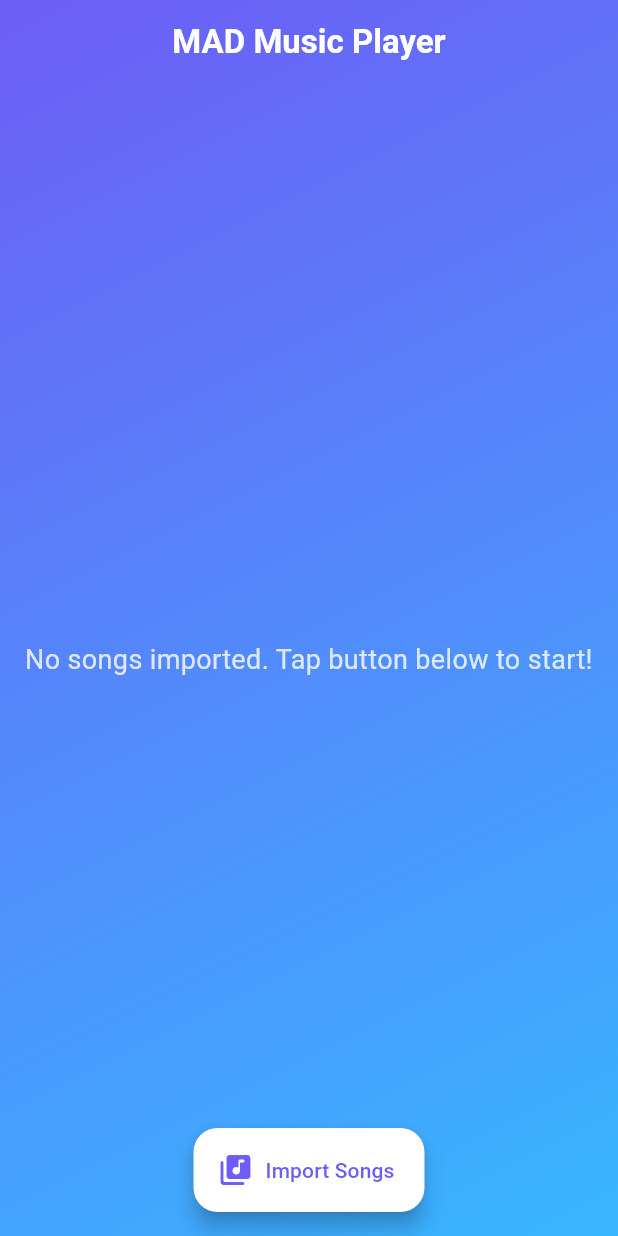
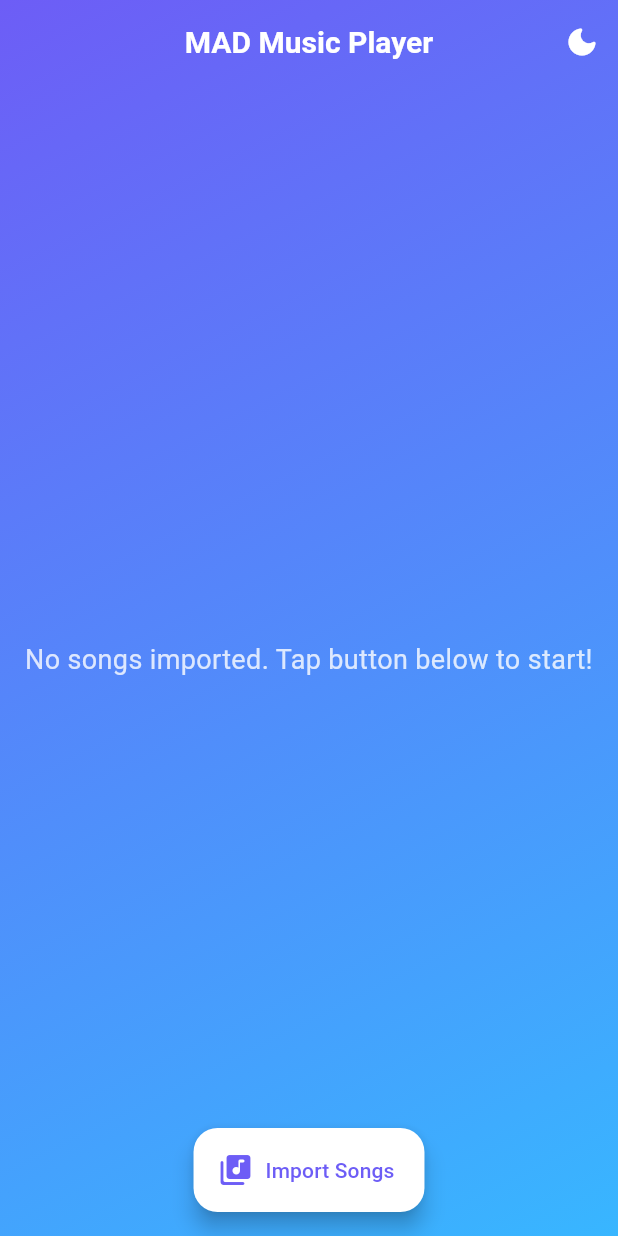
Before and after one commit to shahaarya465/MAD-Music-Player, a Flutter app: the screen it shows after launch, on a phone screen of 412 x 824 dp. Run offline on Flutter 3.47's test engine with Material 3 defaults, Android fonts, the light colour scheme and no system bars; our stand-ins replace audioplayers, file_picker, shared_preferences; missing offline and left inert: flutter_media_metadata.

Commit message:
Theme Change functionality

```diff
--- a/lib/main.dart
+++ b/lib/main.dart
@@ -1,8 +1,13 @@
 import 'package:flutter/material.dart';
-import 'music_player_screen.dart'; // Import the new screen file
+import 'package:provider/provider.dart';
+import 'music_player_screen.dart';
+import 'theme.dart';
+import 'theme_manager.dart';
 
 void main() {
-  runApp(const MyApp());
+  runApp(
+    ChangeNotifierProvider(create: (_) => ThemeManager(), child: const MyApp()),
+  );
 }
 
 class MyApp extends StatelessWidget {
@@ -10,13 +15,17 @@ class MyApp extends StatelessWidget {
 
   @override
   Widget build(BuildContext context) {
-    return MaterialApp(
-      title: 'MAD Music Player',
-      theme: ThemeData(
-        primarySwatch: Colors.blue,
-        visualDensity: VisualDensity.adaptivePlatformDensity,
-      ),
-      home: const MusicPlayerScreen(), // This now refers to the imported widget
+    // Consumer widget listens to ThemeManager changes
+    return Consumer<ThemeManager>(
+      builder: (context, themeManager, child) {
+        return MaterialApp(
+          title: 'MAD Music Player',
+          theme: AppThemes.lightTheme, // Set the light theme
+          darkTheme: AppThemes.darkTheme, // Set the dark theme
+          themeMode: themeManager.themeMode, // Control which theme is active
+          home: const MusicPlayerScreen(),
+        );
+      },
     );
   }
 }
--- a/lib/music_player_screen.dart
+++ b/lib/music_player_screen.dart
@@ -6,9 +6,11 @@ import 'package:file_picker/file_picker.dart';
 import 'package:path/path.dart' as p;
 import 'package:flutter_media_metadata/flutter_media_metadata.dart';
 import 'package:shared_preferences/shared_preferences.dart';
+import 'package:provider/provider.dart';
 
 import 'song_list_widget.dart';
 import 'mini_player.dart';
+import 'theme_manager.dart';
 
 class MusicPlayerScreen extends StatefulWidget {
   const MusicPlayerScreen({super.key});
@@ -29,10 +31,7 @@ class _MusicPlayerScreenState extends State<MusicPlayerScreen> {
   @override
   void initState() {
     super.initState();
-
-    // NEW: Load the saved playlist when the app starts
     _loadPlaylist();
-
     _audioPlayer.onPlayerStateChanged.listen((state) {
       if (mounted) {
         setState(() {
@@ -40,7 +39,6 @@ class _MusicPlayerScreenState extends State<MusicPlayerScreen> {
         });
       }
     });
-
     _audioPlayer.onDurationChanged.listen((newDuration) {
       if (mounted) {
         setState(() {
@@ -48,7 +46,6 @@ class _MusicPlayerScreenState extends State<MusicPlayerScreen> {
         });
       }
     });
-
     _audioPlayer.onPositionChanged.listen((newPosition) {
       if (mounted) {
         setState(() {
@@ -58,7 +55,6 @@ class _MusicPlayerScreenState extends State<MusicPlayerScreen> {
     });
   }
 
-  // NEW: Function to save the current playlist and index
   Future<void> _savePlaylist() async {
     final prefs = await SharedPreferences.getInstance();
     await prefs.setStringList('song_paths', _songPaths);
@@ -66,13 +62,11 @@ class _MusicPlayerScreenState extends State<MusicPlayerScreen> {
     await prefs.setInt('last_index', _currentSongIndex ?? -1);
   }
 
-  // NEW: Function to load the saved playlist and index
   Future<void> _loadPlaylist() async {
     final prefs = await SharedPreferences.getInstance();
     final paths = prefs.getStringList('song_paths');
     final titles = prefs.getStringList('song_titles');
     final lastIndex = prefs.getInt('last_index');
-
     if (paths != null && titles != null) {
       setState(() {
         _songPaths = paths;
@@ -95,7 +89,6 @@ class _MusicPlayerScreenState extends State<MusicPlayerScreen> {
       type: FileType.audio,
       allowMultiple: true,
     );
-
     if (result != null && result.files.isNotEmpty) {
       List<String> selectedPaths = result.files.map((f) => f.path!).toList();
       List<String> newPaths = selectedPaths
@@ -131,7 +124,6 @@ class _MusicPlayerScreenState extends State<MusicPlayerScreen> {
             _play(_currentSongIndex!);
           }
         });
-        // NEW: Save after adding new songs
         _savePlaylist();
       }
     }
@@ -144,7 +136,6 @@ class _MusicPlayerScreenState extends State<MusicPlayerScreen> {
         setState(() {
           _currentSongIndex = index;
         });
-        // NEW: Save the new index when a song starts playing
         _savePlaylist();
       }
     }
@@ -203,23 +194,36 @@ class _MusicPlayerScreenState extends State<MusicPlayerScreen> {
 
   @override
   Widget build(BuildContext context) {
+    // NEW: Get the ThemeManager from the provider
+    final themeManager = Provider.of<ThemeManager>(context);
+
+    // NEW: Define gradients for light and dark mode
+    final lightGradient = [const Color(0xFF6D5DF6), const Color(0xFF38B6FF)];
+    final darkGradient = [const Color(0xFF232A4E), const Color(0xFF171925)];
+
     return Scaffold(
       extendBodyBehindAppBar: true,
       appBar: AppBar(
-        backgroundColor: Colors.transparent,
-        elevation: 0,
-        title: const Text(
-          'MAD Music Player',
-          style: TextStyle(fontWeight: FontWeight.bold, color: Colors.white),
-        ),
+        title: const Text('MAD Music Player'),
         centerTitle: true,
+        actions: [
+          // NEW: Theme toggle button
+          IconButton(
+            icon: Icon(
+              themeManager.themeMode == ThemeMode.dark
+                  ? Icons.light_mode_rounded
+                  : Icons.dark_mode_rounded,
+            ),
+            onPressed: () {
+              themeManager.toggleTheme();
+            },
+          ),
+        ],
       ),
       floatingActionButton: FloatingActionButton.extended(
         onPressed: _pickFile,
         label: const Text('Import Songs'),
         icon: const Icon(Icons.library_music_rounded),
-        backgroundColor: Colors.white,
-        foregroundColor: const Color(0xFF6D5DF6),
       ),
       floatingActionButtonLocation: FloatingActionButtonLocation.centerFloat,
       bottomNavigationBar: _currentSongIndex != null && _songTitles.isNotEmpty
@@ -248,11 +252,14 @@ class _MusicPlayerScreenState extends State<MusicPlayerScreen> {
       body: Container(
         width: double.infinity,
         height: double.infinity,
-        decoration: const BoxDecoration(
+        decoration: BoxDecoration(
+          // NEW: Dynamically change gradient based on theme
           gradient: LinearGradient(
             begin: Alignment.topLeft,
             end: Alignment.bottomRight,
-            colors: [Color(0xFF6D5DF6), Color(0xFF38B6FF)],
+            colors: themeManager.themeMode == ThemeMode.dark
+                ? darkGradient
+                : lightGradient,
           ),
         ),
         child: SafeArea(
@@ -268,7 +275,6 @@ class _MusicPlayerScreenState extends State<MusicPlayerScreen> {
               setState(() {
                 _songPaths.removeAt(index);
                 _songTitles.removeAt(index);
-
                 if (_songPaths.isEmpty) {
                   _currentSongIndex = null;
                   _audioPlayer.stop();
@@ -280,14 +286,12 @@ class _MusicPlayerScreenState extends State<MusicPlayerScreen> {
                   _currentSongIndex = _currentSongIndex! - 1;
                 }
               });
-              // NEW: Save after removing a song
               _savePlaylist();
             },
             onRename: (index, newName) {
               setState(() {
                 _songTitles[index] = newName;
               });
-              // NEW: Save after renaming a song
               _savePlaylist();
             },
           ),
--- /dev/null
+++ b/lib/theme.dart
@@ -0,0 +1,52 @@
+import 'package:flutter/material.dart';
+
+class AppThemes {
+  static final ThemeData lightTheme = ThemeData(
+    brightness: Brightness.light,
+    primaryColor: const Color(0xFF6D5DF6),
+    colorScheme: const ColorScheme.light(
+      primary: Color(0xFF6D5DF6),
+      secondary: Color(0xFF38B6FF),
+      onPrimary: Colors.white,
+    ),
+    appBarTheme: const AppBarTheme(
+      backgroundColor: Colors.transparent,
+      elevation: 0,
+      iconTheme: IconThemeData(color: Colors.white),
+      titleTextStyle: TextStyle(
+        fontWeight: FontWeight.bold,
+        color: Colors.white,
+        fontSize: 20,
+      ),
+    ),
+    floatingActionButtonTheme: const FloatingActionButtonThemeData(
+      backgroundColor: Colors.white,
+      foregroundColor: Color(0xFF6D5DF6),
+    ),
+  );
+
+  static final ThemeData darkTheme = ThemeData(
+    brightness: Brightness.dark,
+    primaryColor: const Color(0xFF8A7FF8),
+    scaffoldBackgroundColor: const Color(0xFF121212),
+    colorScheme: const ColorScheme.dark(
+      primary: Color(0xFF8A7FF8),
+      secondary: Color(0xFF5AB8FF),
+      onPrimary: Colors.black,
+    ),
+    appBarTheme: const AppBarTheme(
+      backgroundColor: Colors.transparent,
+      elevation: 0,
+      iconTheme: IconThemeData(color: Colors.white),
+      titleTextStyle: TextStyle(
+        fontWeight: FontWeight.bold,
+        color: Colors.white,
+        fontSize: 20,
+      ),
+    ),
+    floatingActionButtonTheme: const FloatingActionButtonThemeData(
+      backgroundColor: Color(0xFF1E1E1E),
+      foregroundColor: Color(0xFF8A7FF8),
+    ),
+  );
+}
--- /dev/null
+++ b/lib/theme_manager.dart
@@ -0,0 +1,27 @@
+import 'package:flutter/material.dart';
+import 'package:shared_preferences/shared_preferences.dart';
+
+class ThemeManager with ChangeNotifier {
+  ThemeMode _themeMode = ThemeMode.light;
+  ThemeMode get themeMode => _themeMode;
+
+  ThemeManager() {
+    _loadTheme();
+  }
+
+  Future<void> _loadTheme() async {
+    final prefs = await SharedPreferences.getInstance();
+    final isDarkMode = prefs.getBool('isDarkMode') ?? false;
+    _themeMode = isDarkMode ? ThemeMode.dark : ThemeMode.light;
+    notifyListeners();
+  }
+
+  Future<void> toggleTheme() async {
+    _themeMode = _themeMode == ThemeMode.light
+        ? ThemeMode.dark
+        : ThemeMode.light;
+    final prefs = await SharedPreferences.getInstance();
+    await prefs.setBool('isDarkMode', _themeMode == ThemeMode.dark);
+    notifyListeners();
+  }
+}
--- a/pubspec.yaml
+++ b/pubspec.yaml
@@ -17,6 +17,7 @@ dependencies:
   path: any
   flutter_media_metadata: ^1.0.0
   shared_preferences: ^2.2.3
+  provider: ^6.1.2
 
 dev_dependencies:
   flutter_test:
```
Also changed, not shown: lib/mini_player.dart (+41 -45 lines), lib/song_list_widget.dart (+5 -7 lines), pubspec.lock, 1 other file.
